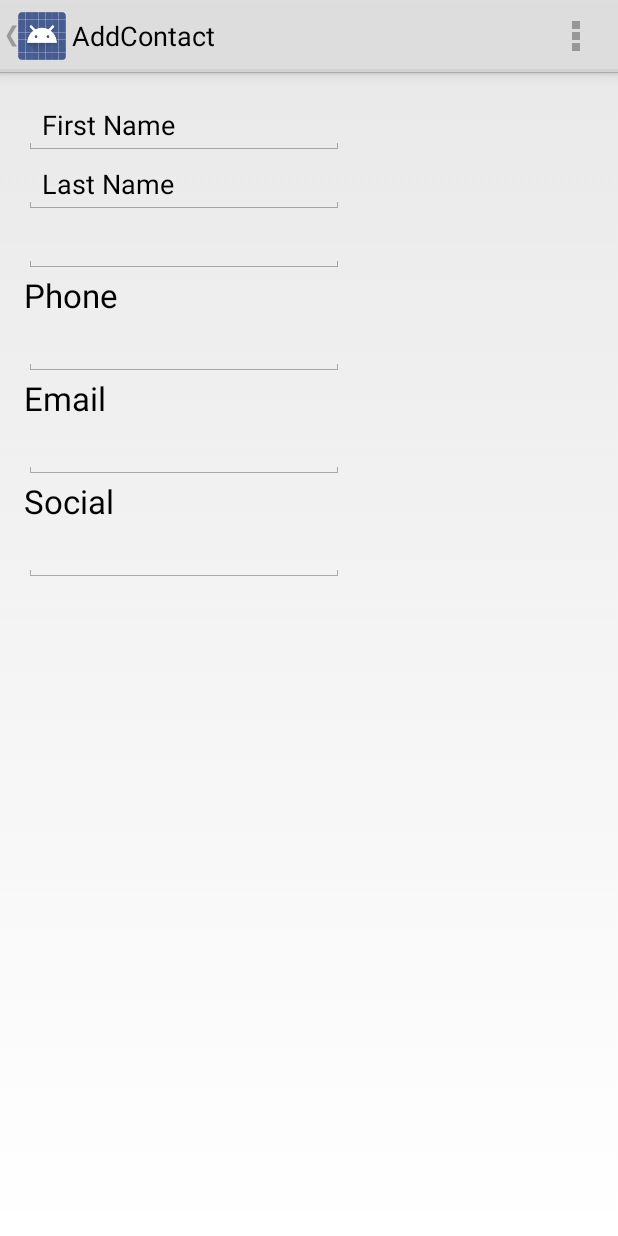
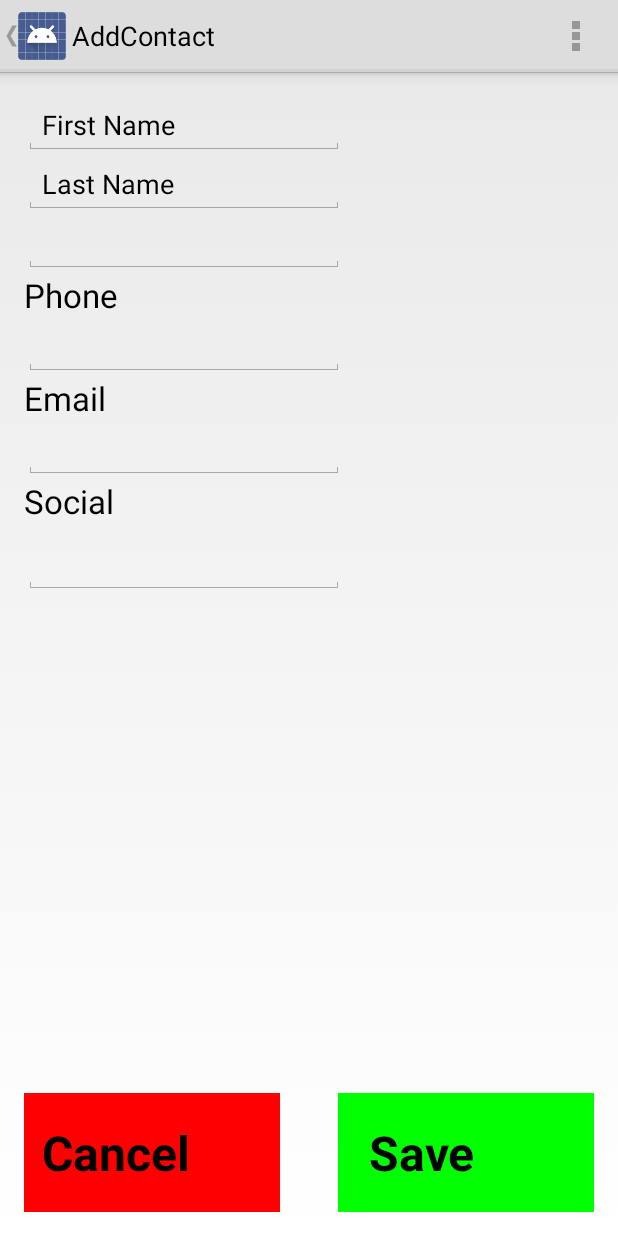
Before and after one commit to ggalasso/ContactViewer_HW2_BPC, an Android app: the AddContact screen opened directly, with no data from a screen before it, on a phone screen of 412 x 824 dp. Run offline under Robolectric (Android 15) with nearby library versions, the phone set to English and light mode, and no system bars.

Commit message:
Pankaj -- Added Cancel & Save Button

```diff
--- a/app/src/main/res/layout/activity_add_contact.xml
+++ b/app/src/main/res/layout/activity_add_contact.xml
@@ -1,4 +1,5 @@
-<RelativeLayout xmlns:android="http://schemas.android.com/apk/res/android"
+<RelativeLayout
+    xmlns:android="http://schemas.android.com/apk/res/android"
     xmlns:tools="http://schemas.android.com/tools" android:layout_width="match_parent"
     android:layout_height="match_parent" android:paddingLeft="@dimen/activity_horizontal_margin"
     android:paddingRight="@dimen/activity_horizontal_margin"
@@ -36,6 +37,7 @@
         android:layout_alignParentStart="true"
         android:layout_alignEnd="@+id/last_name_field"
         android:editable="true" />
+
 
     <TextView
         android:layout_width="wrap_content"
@@ -94,6 +96,44 @@
         android:layout_below="@+id/social_label"
         android:layout_alignParentStart="true"
         android:layout_alignEnd="@+id/social_label"
+        android:paddingBottom="16dp"
         android:editable="true" />
 
+
+<Button
+    android:layout_width="wrap_content"
+    android:layout_height="wrap_content"
+    android:text="Cancel"
+    android:id="@+id/Cancel"
+    android:textStyle="bold"
+    android:textSize="32sp"
+    android:layout_alignParentBottom="true"
+    android:layout_alignParentLeft="true"
+    android:paddingTop="18dp"
+    android:paddingRight="60dp"
+    android:paddingBottom="18dp"
+    android:paddingLeft="12dp"
+    android:layout_marginRight="24dp"
+    android:background="#ff0000"
+    />
+
+    <Button
+    android:layout_width="wrap_content"
+    android:layout_height="wrap_content"
+    android:text="Save"
+    android:id="@+id/Save"
+    android:textStyle="bold"
+    android:textSize="32sp"
+    android:layout_alignBottom="@id/social_field"
+    android:layout_alignParentBottom="true"
+    android:layout_alignParentRight="true"
+    android:paddingTop="18dp"
+    android:paddingRight="80dp"
+    android:paddingLeft="20dp"
+    android:paddingBottom="18dp"
+    android:layout_marginLeft="18dp"
+    android:background="#00ff00"
+    />
+
+
 </RelativeLayout>
```
